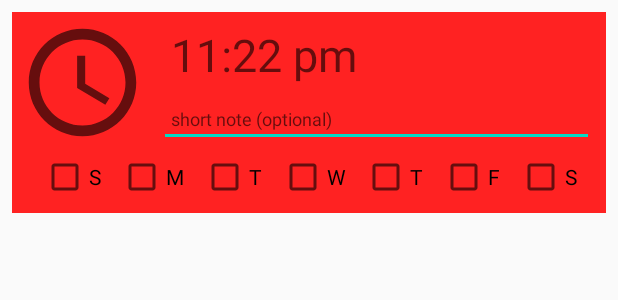
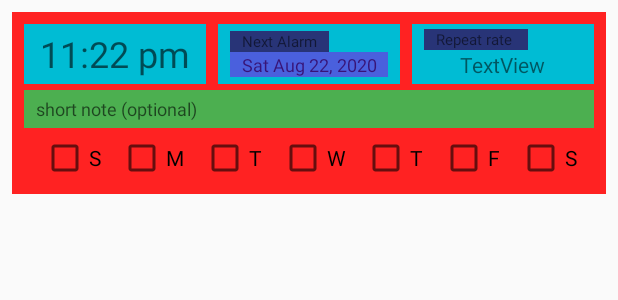
Before and after one commit to galemu2/MultiTasker-Alarm-app-, an Android app: the layout element2_alarms.xml on its own in the app's theme, with its tools: preview values and no code run, on a phone screen of 412 x 824 dp. Shown: the top 300 px of the screen. Run offline under Robolectric (Android 15) with nearby library versions, the phone set to English and light mode, and no system bars.

Commit message:
modified alarm ui.  added date and a place holder for repeat reate

```diff
--- a/app/src/main/java/com/ctrlaccess/multitasker/util/RecyclerView2AlarmsAdaptor.kt
+++ b/app/src/main/java/com/ctrlaccess/multitasker/util/RecyclerView2AlarmsAdaptor.kt
@@ -58,7 +58,8 @@ class RecyclerView2AlarmsAdaptor(context: Context) :
         currentAlarmNote(holder.alarmNoteView, currentAlarm.alarmNote.toString())
         currentAlarmDaysOfWeek(holder, currentAlarm.days)
 
-        holder.alarmView.text = getTime(currentAlarm)
+        holder.alarmDateView.text = Alarm.dateFormat(Calendar.getInstance())
+        holder.alarmTimeView.text = getTime(currentAlarm)
 
         holder.checkBoxSunday.setOnCheckedChangeListener { buttonView, isChecked ->
             currentAlarm.days.sun = !currentAlarm.days.sun
@@ -130,7 +131,8 @@ class RecyclerView2AlarmsAdaptor(context: Context) :
             MainActivity.multitaskViewModel.updateAlarm(currentAlarm)
         }
 
-        holder.itemView.setOnLongClickListener { view ->
+
+        holder.alarmTimeView.setOnLongClickListener { view ->
             updateAlarmAlertDialog(view, position)
             true
         }
@@ -224,7 +226,8 @@ class RecyclerView2AlarmsAdaptor(context: Context) :
     class AlarmsViewHolder(itemView: View) :
         RecyclerView.ViewHolder(itemView) {
 
-        val alarmView: TextView = itemView.findViewById(R.id.textView1_element_alarm_time)
+        val alarmDateView :TextView = itemView.findViewById(R.id.textView_alarm_date)
+        val alarmTimeView: TextView = itemView.findViewById(R.id.textView1_element_alarm_time)
         val alarmNoteView: EditText = itemView.findViewById(R.id.editText2_element_alarm_note)
 
         val checkBoxSunday: CheckBox = itemView.findViewById(R.id.checkBoxSunday)
--- a/app/src/main/java/com/ctrlaccess/multitasker/viewModel/entities/Alarm.kt
+++ b/app/src/main/java/com/ctrlaccess/multitasker/viewModel/entities/Alarm.kt
@@ -6,28 +6,26 @@ import androidx.room.Entity
 import androidx.room.Ignore
 import androidx.room.PrimaryKey
 import com.ctrlaccess.multitasker.MainActivity
+import java.text.SimpleDateFormat
 import java.util.*
 
 @Entity
 data class Alarm(
-
     @PrimaryKey(autoGenerate = true)
     var id: Long = 0L,
 
-//    @Embedded
-//    var time: AlarmTime,
+    var date: Calendar?,
 
     @Embedded
     val days: DaysOfWeek = DaysOfWeek(),
 
-    var date: Calendar?,
+//    var repeat: Repeat = Repeat.SINGLE,
 
     var alarmNote: String? = null,
 
     var isOn: Boolean = true,
 
     var scheduleListId: Long? = null
-
 
 ) {
 
@@ -56,5 +54,12 @@ data class Alarm(
             }
             return alarms
         }
+
+        fun dateFormat(calendar: Calendar):String {
+
+            val s = SimpleDateFormat("EEE MMM dd, YYYY")
+return  s.format(Date(calendar.timeInMillis))
+
+        }
     }
 }
--- a/app/src/main/res/layout/element2_alarms.xml
+++ b/app/src/main/res/layout/element2_alarms.xml
@@ -16,27 +16,32 @@
         <TextView
             android:id="@+id/textView1_element_alarm_time"
             android:layout_width="0dp"
-            android:layout_height="wrap_content"
+            android:layout_height="40dp"
             android:layout_marginStart="8dp"
             android:layout_marginTop="8dp"
             android:layout_marginEnd="8dp"
+            android:background="#00BCD4"
+            android:gravity="center"
             android:paddingStart="8dp"
             android:paddingEnd="8dp"
-            android:textSize="30sp"
-            app:layout_constraintEnd_toEndOf="parent"
-            app:layout_constraintStart_toEndOf="@+id/imageView1_element_alarm"
+            android:textSize="24sp"
+            app:layout_constraintEnd_toStartOf="@+id/layout_alarm_date"
+            app:layout_constraintHorizontal_bias="0.5"
+            app:layout_constraintHorizontal_chainStyle="packed"
+            app:layout_constraintStart_toStartOf="parent"
             app:layout_constraintTop_toTopOf="parent"
             tools:hint="11:22 pm" />
 
         <EditText
             android:id="@+id/editText2_element_alarm_note"
             android:layout_width="0dp"
-            android:layout_height="wrap_content"
+            android:layout_height="25dp"
             android:layout_marginStart="8dp"
             android:layout_marginTop="4dp"
             android:layout_marginEnd="8dp"
             android:layout_marginBottom="4dp"
             android:autofillHints=""
+            android:background="#4CAF50"
             android:hint="@string/short_note"
             android:imeOptions="actionDone"
             android:inputType="textShortMessage"
@@ -45,22 +50,10 @@
             android:textSize="12sp"
             app:layout_constraintBottom_toTopOf="@+id/checkBoxThursday"
             app:layout_constraintEnd_toEndOf="parent"
-            app:layout_constraintStart_toEndOf="@+id/imageView1_element_alarm"
-            app:layout_constraintTop_toBottomOf="@+id/textView1_element_alarm_time" />
-
-        <ImageView
-            android:id="@+id/imageView1_element_alarm"
-            android:layout_width="0dp"
-            android:layout_height="0dp"
-            android:layout_marginStart="4dp"
-            android:layout_marginTop="4dp"
-            android:layout_marginBottom="4dp"
-            android:contentDescription="@string/alarm_element"
-            app:layout_constraintBottom_toTopOf="@+id/checkBoxMonday"
-            app:layout_constraintDimensionRatio="h,1:1"
+            app:layout_constraintHorizontal_bias="0.0"
             app:layout_constraintStart_toStartOf="parent"
-            app:layout_constraintTop_toTopOf="parent"
-            app:srcCompat="@drawable/ic_baseline_access_time_24" />
+            app:layout_constraintTop_toBottomOf="@+id/textView1_element_alarm_time"
+            app:layout_constraintVertical_bias="1.0" />
 
         <CheckBox
             android:id="@+id/checkBoxMonday"
@@ -137,6 +130,82 @@
             app:layout_constraintHorizontal_bias="0.5"
             app:layout_constraintStart_toEndOf="@+id/checkBoxFriday" />
 
+        <LinearLayout
+            android:id="@+id/layout_alarm_date"
+            android:layout_width="0dp"
+            android:layout_height="40dp"
+            android:layout_marginEnd="8dp"
+            android:background="#00BCD4"
+            android:gravity="center"
+            android:orientation="vertical"
+            app:layout_constraintBottom_toBottomOf="@+id/textView1_element_alarm_time"
+            app:layout_constraintEnd_toStartOf="@+id/layout_alarm_repeat"
+            app:layout_constraintHorizontal_bias="0.5"
+            app:layout_constraintStart_toEndOf="@+id/textView1_element_alarm_time"
+            app:layout_constraintTop_toTopOf="@+id/textView1_element_alarm_time">
+
+            <TextView
+                android:id="@+id/textView3"
+                android:layout_width="wrap_content"
+                android:layout_height="wrap_content"
+                android:layout_gravity="start"
+                android:layout_marginStart="8dp"
+                android:background="#283477"
+                android:gravity="center|start"
+                android:paddingStart="8dp"
+                android:paddingEnd="8dp"
+                android:text="@string/next_alarm"
+                android:textSize="10sp" />
+
+            <TextView
+                android:id="@+id/textView_alarm_date"
+                android:layout_width="match_parent"
+                android:layout_height="wrap_content"
+                android:layout_marginStart="8dp"
+                android:layout_marginEnd="8dp"
+                android:background="#4A60DD"
+                android:gravity="center|start"
+                android:paddingStart="8dp"
+                android:textColor="#381477"
+                android:textColorHint="#381477"
+                android:textSize="12sp"
+                tools:hint="Sat Aug 22, 2020" />
+        </LinearLayout>
+
+        <LinearLayout
+            android:id="@+id/layout_alarm_repeat"
+            android:layout_width="0dp"
+            android:layout_height="40dp"
+            android:layout_marginEnd="8dp"
+            android:background="#00BCD4"
+            android:gravity="center"
+            android:orientation="vertical"
+            app:layout_constraintBottom_toBottomOf="@+id/layout_alarm_date"
+            app:layout_constraintEnd_toEndOf="parent"
+            app:layout_constraintHorizontal_bias="0.5"
+            app:layout_constraintStart_toEndOf="@+id/layout_alarm_date"
+            app:layout_constraintTop_toTopOf="@+id/layout_alarm_date">
+
+            <TextView
+                android:id="@+id/textView5"
+                android:layout_width="wrap_content"
+                android:layout_height="wrap_content"
+                android:layout_gravity="center|start"
+                android:layout_marginStart="8dp"
+                android:background="#283477"
+                android:paddingStart="8dp"
+                android:paddingEnd="8dp"
+                android:text="Repeat rate
+"
+                android:textSize="10sp" />
+
+            <TextView
+                android:id="@+id/textView6"
+                android:layout_width="wrap_content"
+                android:layout_height="wrap_content"
+                android:text="TextView" />
+        </LinearLayout>
+
     </androidx.constraintlayout.widget.ConstraintLayout>
 
 </layout>
--- a/app/src/main/res/values/strings.xml
+++ b/app/src/main/res/values/strings.xml
@@ -27,4 +27,13 @@
 
     <string name="update">update</string>
     <string name="edit">edit</string>
+    <string name="next_alarm">Next Alarm</string>
+
+    <!--todo used in spinner for repeat mode selection-->
+    <string-array name="repeat_choices">
+        <item>single</item>
+        <item>weekly</item>
+        <item>biweekly</item>
+        <item>monthly</item>
+    </string-array>
 </resources>
```
Also changed, not shown: app/src/main/java/com/ctrlaccess/multitasker/viewModel/entities/MultitaskEntities.kt (+20 -9 lines).
